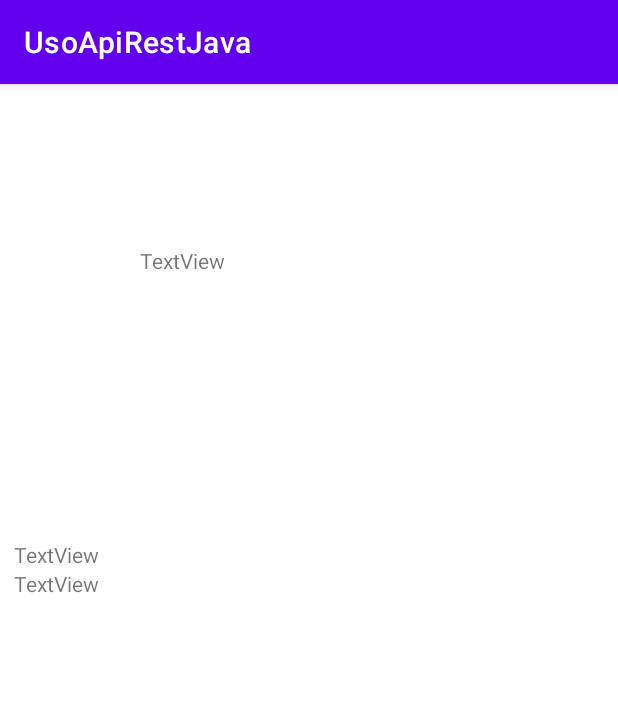
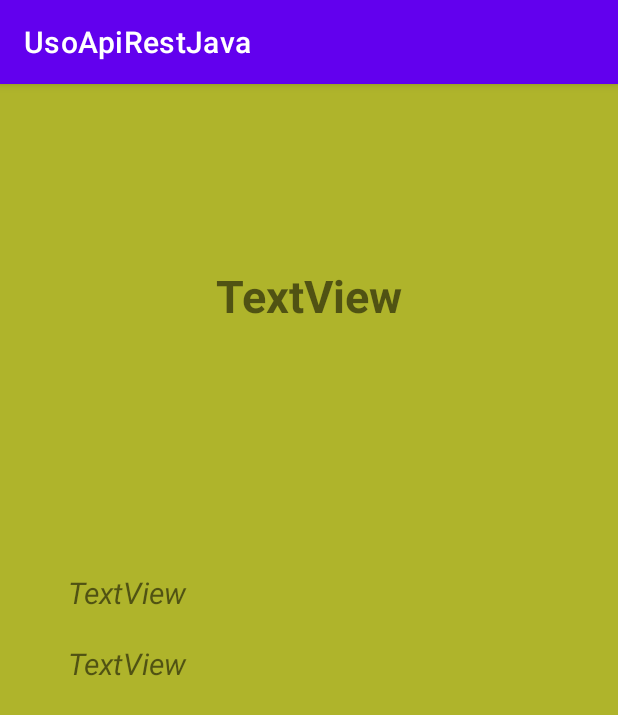
Before and after one commit to Javier190/UsoApiRestJava, an Android app: the EmployeeDetail screen opened directly, with no data from a screen before it, on a phone screen of 412 x 824 dp. Shown: the top 715 px of the screen. Run offline under Robolectric (Android 15) with nearby library versions, the phone set to English and light mode, and no system bars; 3 statements that could not run were skipped.

Commit message:
Codigo funcional y terminado. Se agrego colores nuevos

```diff
--- a/app/src/main/java/com/example/usoapirestjava/EmployeeDetail.java
+++ b/app/src/main/java/com/example/usoapirestjava/EmployeeDetail.java
@@ -40,8 +40,8 @@ public class EmployeeDetail extends AppCompatActivity {
         protected void onPostExecute(String result) {
 
             tv1.setText(employeeEntity.getEmployee_name());
-            tv2.setText(Integer.toString(employeeEntity.getEmployee_age()));
-            tv3.setText(Integer.toString(employeeEntity.getEmployee_salary()));
+            tv2.setText("Age: " + Integer.toString(employeeEntity.getEmployee_age()));
+            tv3.setText("Salary: " + Integer.toString(employeeEntity.getEmployee_salary()));
         }
     }
 
--- a/app/src/main/res/layout/activity_employee_detail.xml
+++ b/app/src/main/res/layout/activity_employee_detail.xml
@@ -4,6 +4,7 @@
     xmlns:tools="http://schemas.android.com/tools"
     android:layout_width="match_parent"
     android:layout_height="match_parent"
+    android:background="@color/dark_primary_color"
     tools:context=".EmployeeDetail">
 
     <TextView
@@ -12,13 +13,17 @@
         android:layout_height="66dp"
         android:layout_marginTop="108dp"
         android:text="TextView"
+        android:textSize="30dp"
+        android:textStyle="bold"
+        android:textAlignment="center"
+        android:gravity="center"
         app:layout_constraintEnd_toEndOf="parent"
         app:layout_constraintStart_toStartOf="parent"
         app:layout_constraintTop_toTopOf="parent" />
 
     <LinearLayout
-        android:layout_width="393dp"
-        android:layout_height="221dp"
+        android:layout_width="322dp"
+        android:layout_height="216dp"
         android:orientation="vertical"
         app:layout_constraintBottom_toBottomOf="parent"
         app:layout_constraintEnd_toEndOf="parent"
@@ -30,10 +35,16 @@
             android:id="@+id/tv_salario_empleado"
             android:layout_width="match_parent"
             android:layout_height="wrap_content"
+            android:layout_marginTop="20dp"
+            android:textStyle="italic"
+            android:textSize="20dp"
             android:text="TextView" />
 
         <TextView
             android:id="@+id/tv_edad_empleado"
+            android:layout_marginTop="20dp"
+            android:textStyle="italic"
+            android:textSize="20dp"
             android:layout_width="match_parent"
             android:layout_height="wrap_content"
             android:text="TextView" />
```
Also changed, not shown: app/src/main/res/layout/list_employees.xml (+16 -5 lines), app/src/main/res/values/colors.xml (+8 -0 lines).
